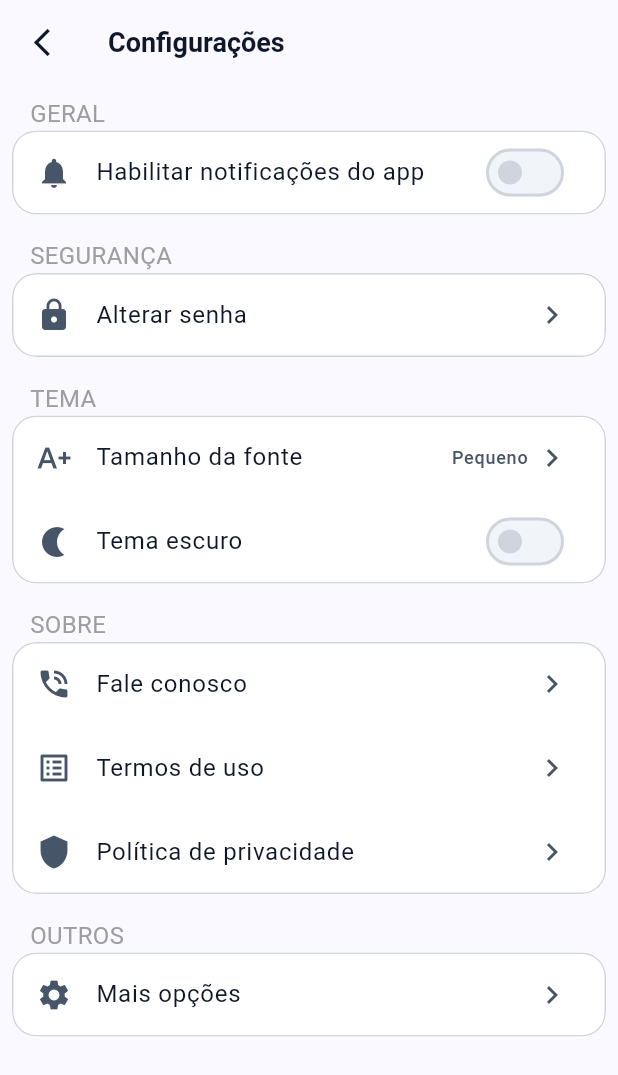
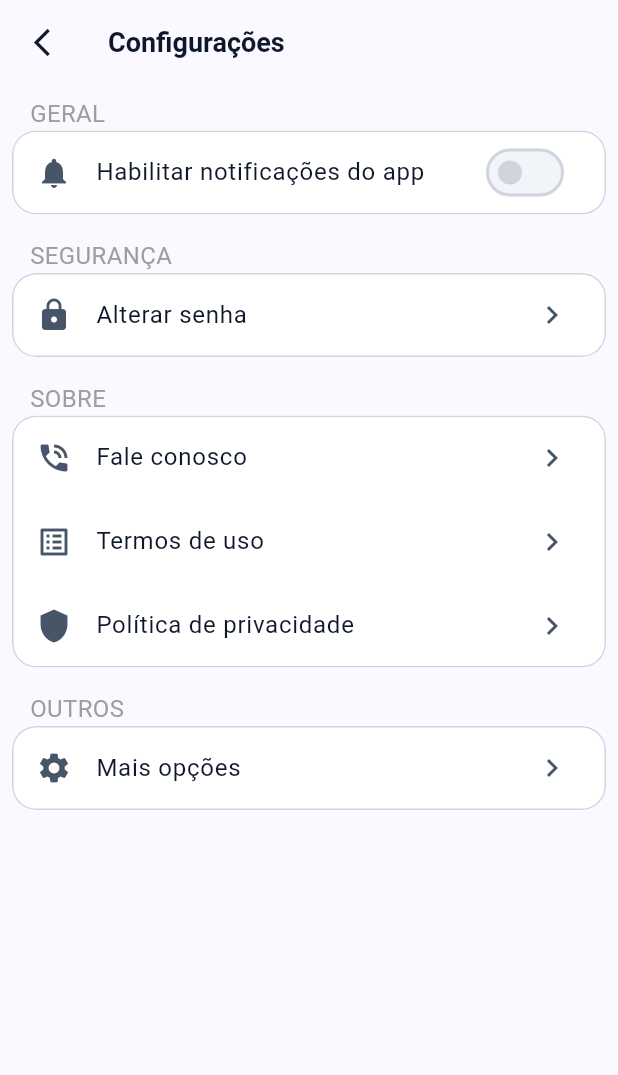
Before and after one commit to DataCompanyCloud/sales_app, a Flutter app: the SettingsPage screen opened by its route, on a phone screen of 412 x 824 dp. Shown: the top 1075 px of the screen. Run offline on Flutter 3.47's test engine with Material 3 defaults, Android fonts, the phone set to English and light mode, and no system bars; our stand-ins replace connectivity_plus, dio, dotted_border, faker, flutter_local_notifications, flutter_riverpod and 7 more; missing offline and left inert: esc_pos_utils_plus; accounts and stored records are empty; generated files the repository leaves out were written again.

Commit message:
#2
Configurações - Remover campos

```diff
--- a/lib/src/features/settings/presentation/views/settings_page.dart
+++ b/lib/src/features/settings/presentation/views/settings_page.dart
@@ -1,9 +1,9 @@
 import 'package:flutter/material.dart';
 import 'package:flutter_riverpod/flutter_riverpod.dart';
 import 'package:go_router/go_router.dart';
+import 'package:sales_app/src/core/router/app_router.dart';
 import 'package:sales_app/src/features/settings/presentation/router/settings_router.dart';
 
-final isDarkModeEnabledProvider = StateProvider<bool>((ref) => false);
 final isNotificationsOnProvider = StateProvider<bool>((ref) => false);
 
 class SettingsPage extends ConsumerWidget {
@@ -11,7 +11,6 @@ class SettingsPage extends ConsumerWidget {
 
   @override
   Widget build(BuildContext context, WidgetRef ref) {
-    final isDarkMode = ref.watch(isDarkModeEnabledProvider);
     final isNotificationsOn = ref.watch(isNotificationsOnProvider);
 
     return Scaffold(
@@ -19,7 +18,7 @@ class SettingsPage extends ConsumerWidget {
         title: Text("Configurações"),
         leading: IconButton(
           onPressed: () {
-            context.pop();
+            context.goNamed(AppRoutes.home.name);
           },
           icon: Icon(Icons.arrow_back_ios_new, size: 22),
         ),
@@ -80,53 +79,6 @@ class SettingsPage extends ConsumerWidget {
                         leading: Icon(Icons.lock),
                         trailing: Icon(Icons.chevron_right),
                         onTap: () {},
-                      ),
-                    ],
-                  ),
-                ),
-                Align(
-                  alignment: Alignment.centerLeft,
-                  child: Padding(
-                    padding: const EdgeInsets.only(top: 16, left: 12),
-                    child: Text(
-                      "Tema".toUpperCase(),
-                      style: TextStyle(
-                          fontSize: 16,
-                          color: Colors.grey
-                      ),
-                    ),
-                  ),
-                ),
-                Card(
-                  child: Column(
-                    children: [
-                      ListTile(
-                        title: Text("Tamanho da fonte"),
-                        leading: Icon(Icons.text_increase),
-                        trailing: Row(
-                          mainAxisSize: MainAxisSize.min,
-                          children: [
-                            Text(
-                              "Pequeno",
-                              style: TextStyle(
-                                fontSize: 12
-                              ),
-                            ),
-                            SizedBox(width: 4),
-                            Icon(Icons.chevron_right),
-                          ],
-                        ),
-                        onTap: () {},
-                      ),
-                      ListTile(
-                        title: Text("Tema escuro"),
-                        leading: Icon(Icons.nightlight),
-                        trailing: Switch(
-                          value: isDarkMode,
-                          onChanged: (newValue) {
-                            ref.read(isDarkModeEnabledProvider.notifier).state = newValue;
-                          }
-                        ),
                       ),
                     ],
                   ),
```
